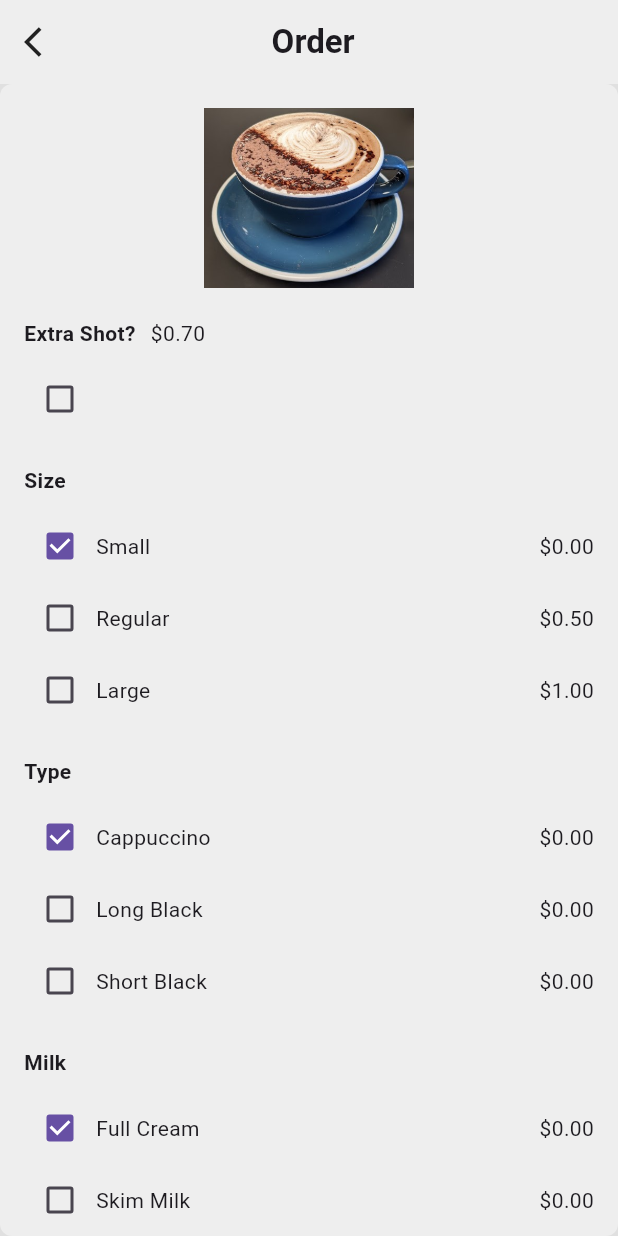
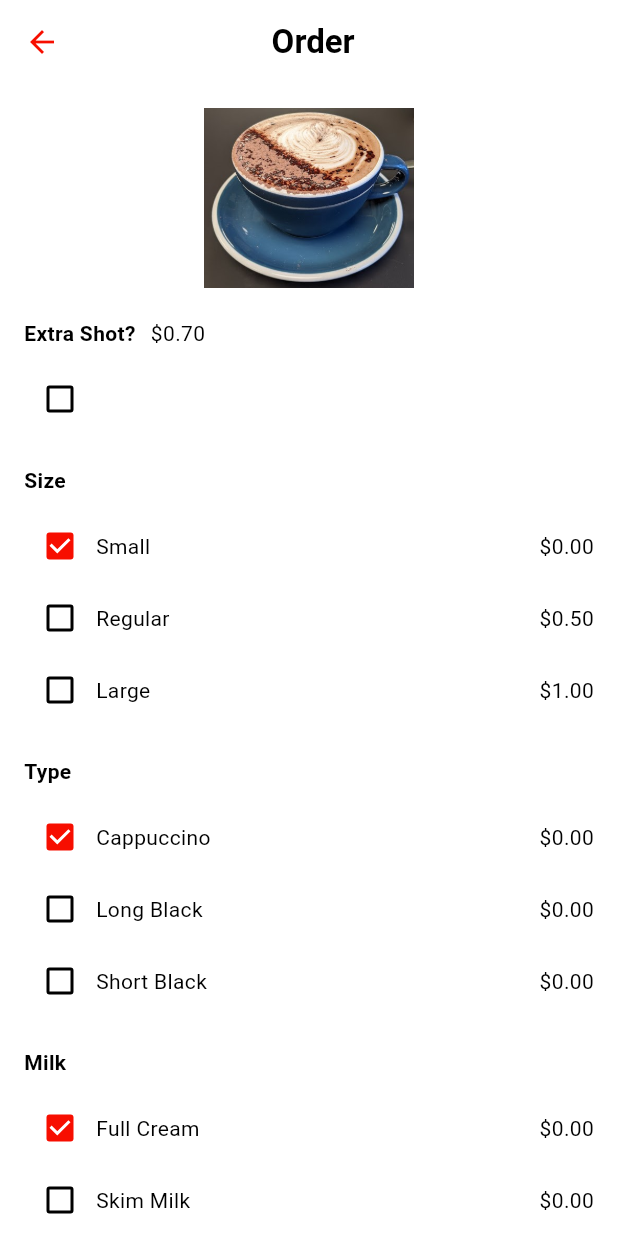
Before and after one commit to MuqarrabG/Campus-App, a Flutter app: the CafePage screen opened directly with empty values, after a tap on the "arrow forward" icon, on a phone screen of 412 x 824 dp. Run offline on Flutter 3.47's test engine with Material 3 defaults, Android fonts, the phone set to English and light mode, and no system bars; our stand-ins replace basic_utils, firebase_auth, firebase_core, google_nav_bar, google_sign_in, hexcolor and 1 more; accounts and stored records are empty; network calls fail.

Commit message:
Added Light/Dark Mode

```diff
--- a/my_app/lib/components/cafe_item_tile.dart
+++ b/my_app/lib/components/cafe_item_tile.dart
@@ -14,8 +14,8 @@
   Widget build(BuildContext context) {
     return Container(
       decoration: BoxDecoration(
-        color: Colors.grey[200],
-        borderRadius: BorderRadius.circular(12),
+        color: Theme.of(context).colorScheme.primary,
+        borderRadius: BorderRadius.circular(25),
       ),
       margin: const EdgeInsets.only(left: 25, right: 25, bottom: 10),
       padding: const EdgeInsets.symmetric(vertical: 25, horizontal: 10),
@@ -32,7 +32,7 @@
         trailing: IconButton(
           icon: Icon(
             Icons.arrow_forward,
-            color: Colors.brown[300],
+            //color: Colors.brown[300],
           ),
           onPressed: onPressed,
         ),
--- a/my_app/lib/components/cart_tile.dart
+++ b/my_app/lib/components/cart_tile.dart
@@ -17,8 +17,8 @@
   Widget build(BuildContext context) {
     return Container(
       decoration: BoxDecoration(
-        color: Colors.grey[200],
-        borderRadius: BorderRadius.circular(12),
+        color: Theme.of(context).colorScheme.primary,
+        borderRadius: BorderRadius.circular(25),
       ),
       margin: const EdgeInsets.only(left: 25, right: 25, bottom: 10),
       padding: const EdgeInsets.symmetric(vertical: 10, horizontal: 10),
--- a/my_app/lib/components/category_tile.dart
+++ b/my_app/lib/components/category_tile.dart
@@ -35,7 +35,6 @@
             Text(
               title,
               style: const TextStyle(
-                color: Colors.black,
                 fontSize: 16,
                 fontWeight: FontWeight.bold,
               ),
--- /dev/null
+++ b/my_app/lib/const.dart
@@ -0,0 +1,3 @@
+import 'package:hexcolor/hexcolor.dart';
+
+var myColor = HexColor("#F70E00");
--- a/my_app/lib/pages/cafe_order_page.dart
+++ b/my_app/lib/pages/cafe_order_page.dart
@@ -1,5 +1,6 @@
 import 'package:flutter/material.dart';
 import 'package:my_app/components/my_button.dart';
+import 'package:my_app/const.dart';
 import 'package:my_app/models/cafe.dart';
 import 'package:my_app/models/cafe_item.dart';
 import 'package:provider/provider.dart';
@@ -101,26 +102,20 @@
   @override
   Widget build(BuildContext context) {
     return Scaffold(
-      backgroundColor: Colors.grey[300],
+      backgroundColor: Theme.of(context).colorScheme.background,
       appBar: AppBar(
-        backgroundColor: Colors.grey[200],
+        iconTheme: IconThemeData(color: myColor),
+        backgroundColor: Theme.of(context).colorScheme.background,
         title: Text(
           "${widget.cafeName} Order",
           style: TextStyle(fontWeight: FontWeight.bold),
         ),
         centerTitle: true,
         elevation: 0,
-        leading: IconButton(
-          icon: Icon(
-            Icons.arrow_back_ios,
-            color: Colors.grey[900],
-          ),
-          onPressed: () => Navigator.pop(context),
-        ),
       ),
       body: Container(
         decoration: BoxDecoration(
-          color: Colors.grey[200],
+          color: Theme.of(context).colorScheme.background,
           borderRadius: BorderRadius.circular(8),
         ),
         child: SingleChildScrollView(
@@ -144,6 +139,7 @@
                     Checkbox(
                       value: extraShot,
                       onChanged: toggleExtraShot,
+                      activeColor: myColor,
                     ),
                   ),
                   const SizedBox(height: 20),
@@ -273,6 +269,7 @@
               Checkbox(
                 value: isSelected,
                 onChanged: (bool? value) => onTap(),
+                activeColor: myColor,
               ),
               Text(label),
             ],
--- a/my_app/lib/pages/cafe_page.dart
+++ b/my_app/lib/pages/cafe_page.dart
@@ -1,5 +1,6 @@
 import 'package:flutter/material.dart';
 import 'package:my_app/components/cafe_item_tile.dart';
+import 'package:my_app/const.dart';
 import 'package:my_app/models/cafe.dart';
 import 'package:my_app/models/cafe_item.dart';
 import 'package:my_app/pages/cafe_order_page.dart';
@@ -33,6 +34,7 @@
       appBar: AppBar(
         title: Text(widget.cafeName, style: const TextStyle(fontWeight: FontWeight.bold),),
         centerTitle: true,
+        iconTheme: IconThemeData(color: myColor),
       ),
       floatingActionButton: FloatingActionButton(
         onPressed: () => Navigator.push(context, MaterialPageRoute(builder: (context) {
@@ -40,7 +42,7 @@
         })),
         child: Icon(
           Icons.shopping_cart,
-          color: Colors.red,
+          color: myColor,
         ),
       ),
       body: Consumer<Cafe>(
--- a/my_app/lib/pages/cafes_page.dart
+++ b/my_app/lib/pages/cafes_page.dart
@@ -1,4 +1,5 @@
 import 'package:flutter/material.dart';
+import 'package:my_app/const.dart';
 import 'package:my_app/models/cafe.dart';
 import 'package:my_app/pages/cafe_page.dart';
 
@@ -46,13 +47,14 @@
       appBar: AppBar(
         title: const Text('Cafes', style: TextStyle(fontWeight: FontWeight.bold),),
         centerTitle: true,
+        iconTheme: IconThemeData(color: myColor),
       ),
       body: ListView.builder(
         itemCount: cafes.length,
         itemBuilder: (context, index) {
           final cafe = cafes[index];
           return ListTile(
-            leading: const Icon(Icons.coffee, size: 30, color: Colors.black,),  // Custom icon for each cafe
+            leading: const Icon(Icons.coffee, size: 30),  // Custom icon for each cafe
             title: Text(cafe.name, style: const TextStyle(fontSize: 20, fontWeight: FontWeight.bold),),
             trailing: Row(
               mainAxisSize: MainAxisSize.min,
--- a/my_app/lib/pages/login_page.dart
+++ b/my_app/lib/pages/login_page.dart
@@ -73,7 +73,7 @@
   @override
   Widget build(BuildContext context) {
     return Scaffold(
-      backgroundColor: Colors.white,
+      backgroundColor: Theme.of(context).colorScheme.background,
       body: SafeArea(
         child: Center(
           child: SingleChildScrollView(
--- a/my_app/lib/pages/map_page.dart
+++ b/my_app/lib/pages/map_page.dart
@@ -11,6 +11,10 @@
   @override
   Widget build(BuildContext context) {
     return Scaffold(
+      appBar: AppBar(
+        title: Text("Campus Map"),
+        backgroundColor: Theme.of(context).colorScheme.background,
+      ),
       body: InteractiveViewer(
         panEnabled: true,
         minScale: 1,
--- a/my_app/lib/pages/order_page.dart
+++ b/my_app/lib/pages/order_page.dart
@@ -20,8 +20,10 @@
   @override
   Widget build(BuildContext context) {
     return Scaffold(
+      //backgroundColor: Theme.of(context).colorScheme.background,
       appBar: AppBar(
         title: Text('Orders'),
+        backgroundColor: Theme.of(context).colorScheme.background,
       ),
       body: FutureBuilder<List<List<CartItem>>>(
         future: _ordersFuture,
--- a/my_app/lib/pages/register_page.dart
+++ b/my_app/lib/pages/register_page.dart
@@ -80,7 +80,7 @@
   @override
   Widget build(BuildContext context) {
     return Scaffold(
-      backgroundColor: Colors.white,
+      backgroundColor: Theme.of(context).colorScheme.background,
       body: SafeArea(
         child: Center(
           child: SingleChildScrollView(
--- /dev/null
+++ b/my_app/lib/theme/theme.dart
@@ -0,0 +1,19 @@
+import 'package:flutter/material.dart';
+
+ThemeData lightMode = ThemeData(
+  brightness: Brightness.light,
+  colorScheme: ColorScheme.light(
+    background: Colors.white,
+    primary: Colors.grey.shade200,
+    secondary: Colors.grey.shade200,
+  )
+);
+
+ThemeData darkMode = ThemeData(
+  brightness: Brightness.dark,
+  colorScheme: ColorScheme.dark(
+    background: Colors.black,
+    primary: Colors.grey.shade800,
+    secondary: Colors.grey.shade700,
+  )
+);
--- /dev/null
+++ b/my_app/lib/theme/theme_provider.dart
@@ -0,0 +1,22 @@
+
+import 'package:flutter/material.dart';
+import 'package:my_app/theme/theme.dart';
+
+class ThemeProvider with ChangeNotifier {
+  ThemeData _themeData = lightMode;
+
+  ThemeData get themeData => _themeData;
+
+  set themeData(ThemeData themeData) {
+    _themeData = themeData;
+    notifyListeners();
+  }
+
+  void toggleTheme() {
+    if (_themeData == lightMode) {
+      themeData = darkMode;
+    } else {
+      themeData = lightMode;
+    }
+  }
+}
```
Also changed, not shown: my_app/lib/components/bottom_nav_bar.dart (+7 -4 lines), my_app/lib/components/my_textfield.dart (+5 -2 lines), my_app/lib/main.dart (+19 -3 lines), my_app/lib/pages/home_page.dart (+24 -14 lines).
